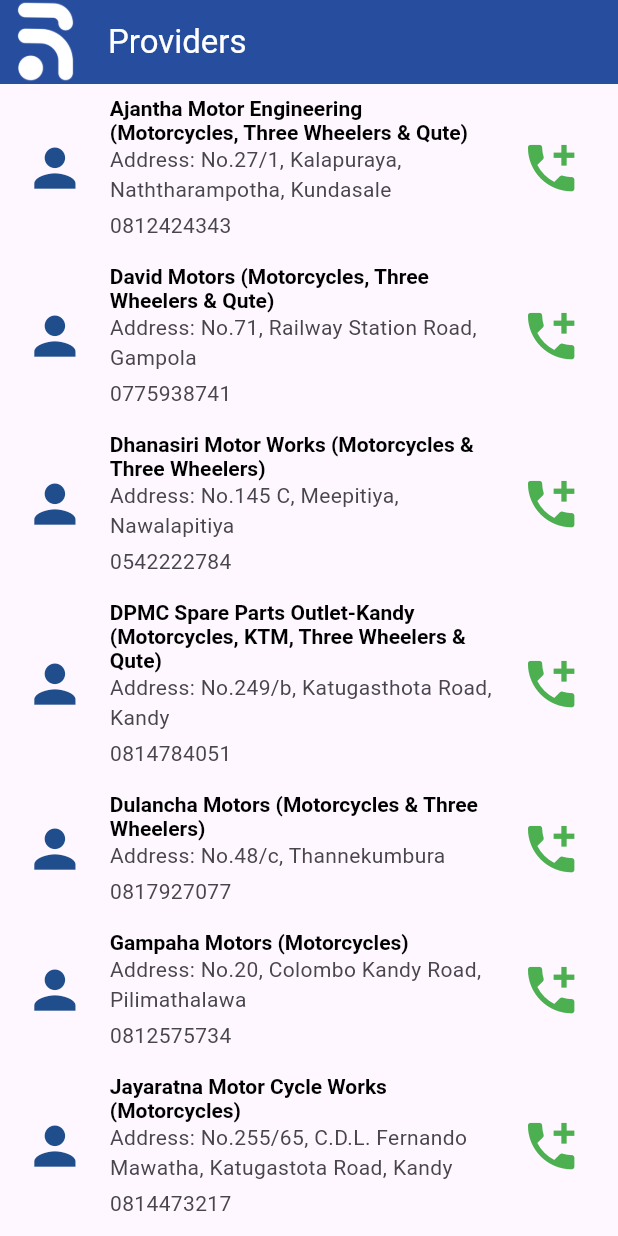
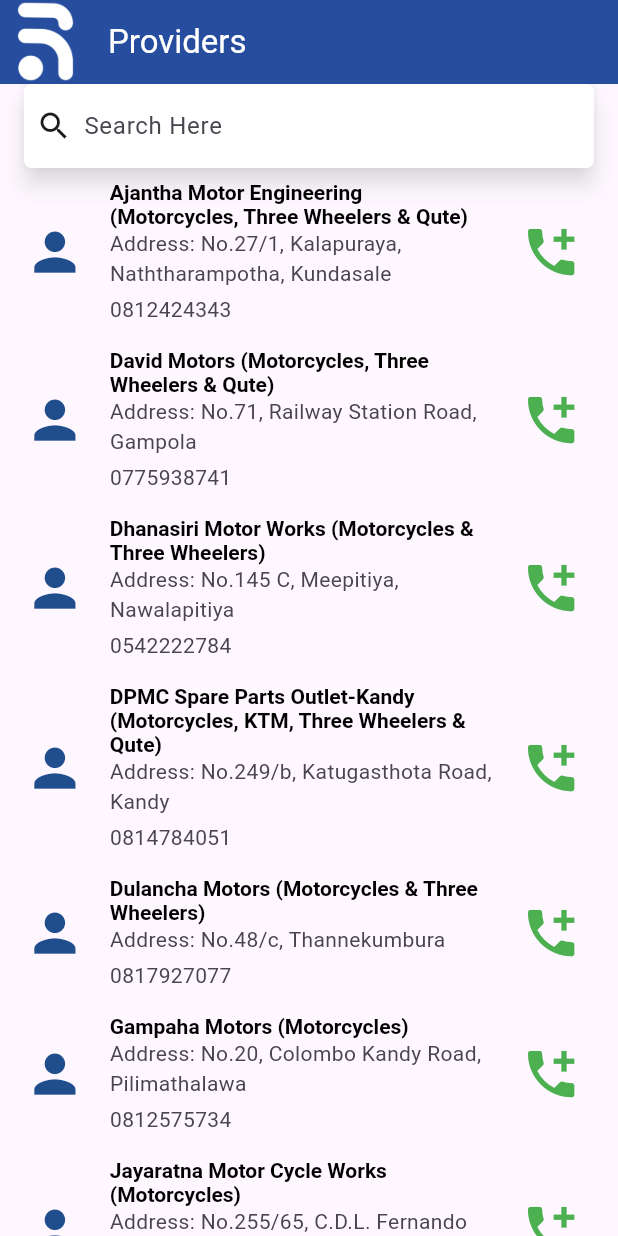
Before and after one commit to Dinethchathurya/riya_garage, a Flutter app: the SearchTownScreen screen opened by its route, on a phone screen of 412 x 824 dp. Run offline on Flutter 3.47's test engine with Material 3 defaults, Android fonts, the light colour scheme and no system bars.

Commit message:
feat: search function

```diff
--- a/lib/View/Screens/SearchTownScreen.dart
+++ b/lib/View/Screens/SearchTownScreen.dart
@@ -4,12 +4,24 @@
 import '../AppColors.dart';
 import 'Components/ProvidersListTileWidget.dart';
 
-class SearchTownScreen extends StatelessWidget {
+class SearchTownScreen extends StatefulWidget {
   const SearchTownScreen({super.key});
 
   @override
+  _SearchTownScreenState createState() => _SearchTownScreenState();
+}
+
+class _SearchTownScreenState extends State<SearchTownScreen> {
+  // Create a controller for the search input
+  TextEditingController _searchController = TextEditingController();
+
+  // List to hold the filtered providers
+  List<Map<String, dynamic>> _filteredProviders = [];
+
+
+
+  @override
   Widget build(BuildContext context) {
-
     double screenWidth = MediaQuery.of(context).size.width;
     double screenHeight = MediaQuery.of(context).size.height;
 
@@ -17,11 +29,12 @@
       appBar: AppBar(
         leading: Image.asset(
           'assets/Riya-icon.png',
-          width: screenWidth * 0.8, // Increase the image size (adjust as needed)
-          height: screenHeight * 0.3, // Adjust height as needed
-          fit: BoxFit.cover, // Maintain the aspect ratio of the image
+          width: screenWidth * 0.8, // Adjust the image size
+          height: screenHeight * 0.3, // Adjust height
+          fit: BoxFit.cover, // Maintain aspect ratio
         ),
-        title: const Text("Providers",
+        title: const Text(
+          "Providers",
           style: TextStyle(
             color: Colors.white,
           ),
@@ -29,14 +42,51 @@
         backgroundColor: AppColors.color7,
       ),
       body: SafeArea(
+        child: Column(
+          children: [
+            Padding(
+              padding: const EdgeInsets.symmetric(horizontal: 16.0),
+              child: SearchBar(
+                controller: _searchController,
+                onTap: () {
+                  // Handle tap if necessary
+                },
+                onChanged: (query) {
+                  // Filter providers based on the search query
+                  _filterProviders(query);
+                },
+                leading: const Icon(Icons.search),
+                hintText: 'Search Here',
+                shape: WidgetStateProperty.all(
+                  RoundedRectangleBorder(
+                    borderRadius: BorderRadius.circular(5.0), // Set your desired radius
+                  ),
+                ),
+                shadowColor:WidgetStateProperty.all(
+                    Colors.white,
+                ),
+                backgroundColor: WidgetStateProperty.all(
+                  Colors.white,
+                ),
+
+
+              ),
+            ),
+            // Use Expanded to allow ListView to take up remaining space
+            Expanded(
               child: Consumer<DetailsProvider>(
                 builder: (context, providers, child) {
+                  // If search query is empty, show all providers
+                  var displayProviders = _filteredProviders.isEmpty
+                      ? providers.availableProviders
+                      : _filteredProviders;
+
                   return ListView.builder(
-                  itemCount: providers.availableProviders.length,
+                    itemCount: displayProviders.length,
                     itemBuilder: (context, index) {
-                    var provider = providers.availableProviders[index];
-                    return
-                      ProvidersListTileWidget(
+                      var provider = displayProviders[index];
+
+                      return ProvidersListTileWidget(
                         screenWidth: screenWidth,
                         providerName: provider['name'],
                         providerAddress: provider['des'],
@@ -47,6 +97,33 @@
                 },
               ),
             ),
+          ],
+        ),
+      ),
     );
   }
+
+  // Function to filter providers based on search query
+  void _filterProviders(String query) {
+    // If query is empty, show all providers
+    if (query.isEmpty) {
+      setState(() {
+        _filteredProviders = [];
+      });
+    } else {
+      setState(() {
+        _filteredProviders = Provider.of<DetailsProvider>(context, listen: false)
+            .availableProviders
+            .where((provider) {
+          // You can adjust the filter logic here as needed
+          return provider['name']
+              .toLowerCase()
+              .contains(query.toLowerCase()) ||
+              provider['des']
+                  .toLowerCase()
+                  .contains(query.toLowerCase());
+        }).toList();
+      });
     }
+  }
+}
```
Lines whose indentation alone changed are shown as unchanged.
